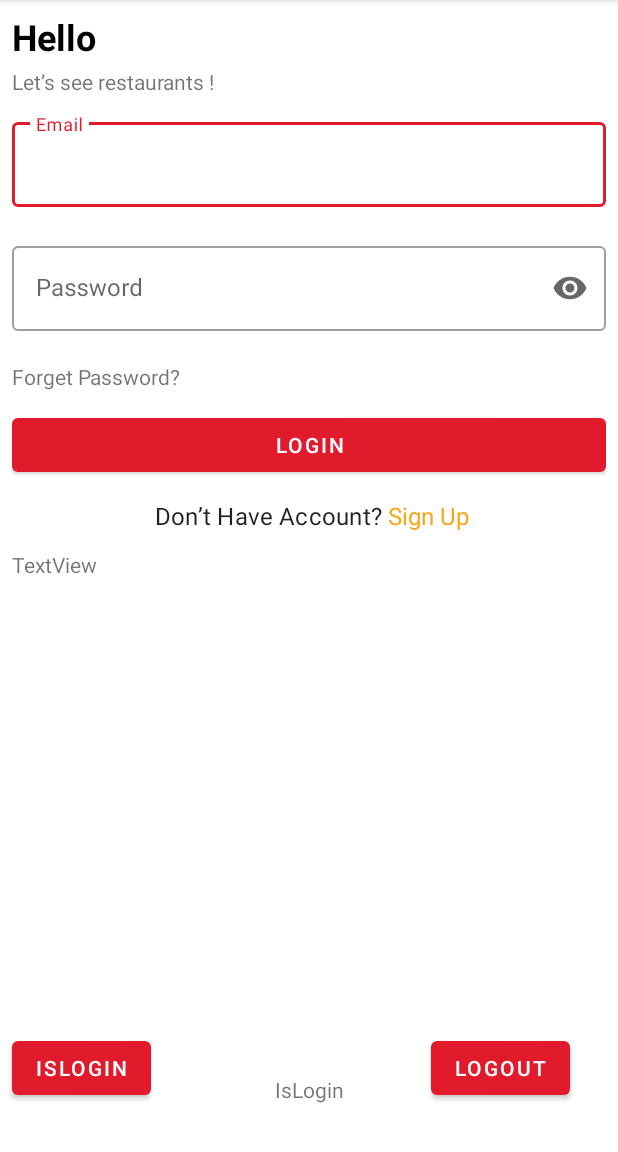
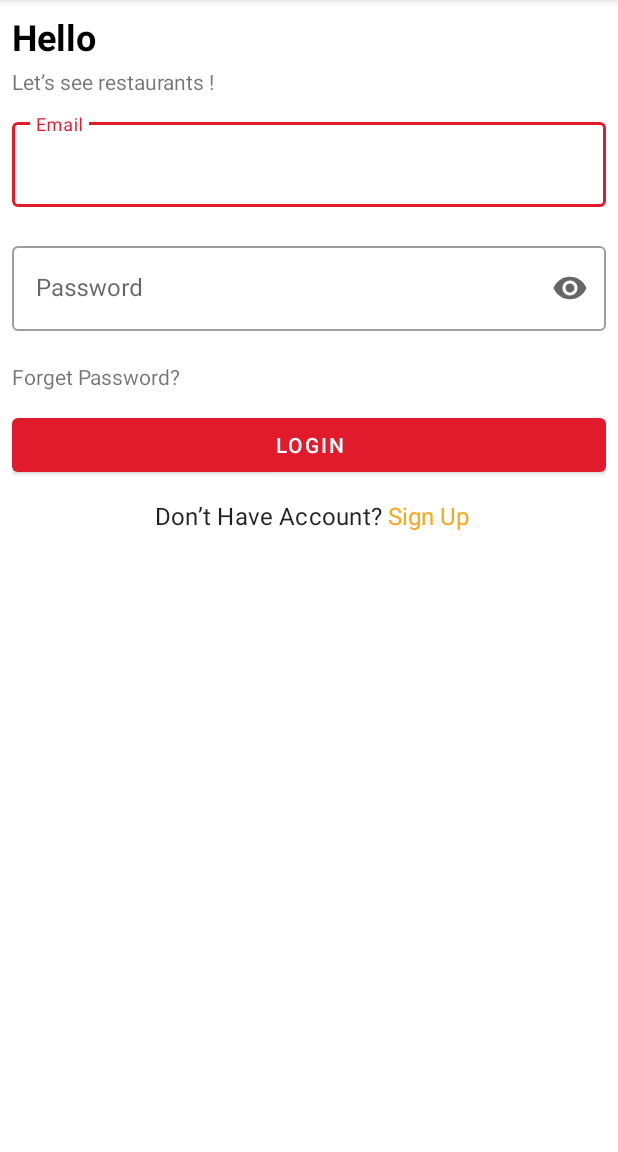
Before and after one commit to zaynob24/JahezFirstTask, an Android app: the screen it shows after launch (MainActivity), on a phone screen of 412 x 824 dp, the part 84-1236 px from its top. Run offline under Robolectric (Android 15) with nearby library versions, the phone set to English and light mode, and no system bars; our stand-ins replace Dagger/Hilt's generated code, Firebase (no records; nobody signed in at launch, a user with empty details on screens opened directly), data binding.

Commit message:
add logout and change state flow to shared flow. using shared flow to fix the bug came from (state flow). [state flow saved state of Success in login so nav after logout don't work correctly]

```diff
--- a/app/src/main/java/com/example/jahezfirsttask/data/repository/AuthRepositoryImpl.kt
+++ b/app/src/main/java/com/example/jahezfirsttask/data/repository/AuthRepositoryImpl.kt
@@ -20,8 +20,13 @@ class AuthRepositoryImpl @Inject constructor(
         return auth.createUserWithEmailAndPassword(email,password).await()
     }
 
+    // check if user already logged in (user login state)
     override fun isUserAuthenticatedInFirebase(): Boolean {
         return auth.currentUser != null
     }
 
+    // Sign out
+    override fun signOut() {
+        auth.signOut()
+    }
 }
--- a/app/src/main/java/com/example/jahezfirsttask/domain/repository/IAuthRepository.kt
+++ b/app/src/main/java/com/example/jahezfirsttask/domain/repository/IAuthRepository.kt
@@ -16,4 +16,7 @@ interface IAuthRepository {
 
     // check if user already logged in (user login state)
     fun isUserAuthenticatedInFirebase(): Boolean
+
+    // Sign out
+    fun signOut()
 }
--- a/app/src/main/java/com/example/jahezfirsttask/presentation/ui/login/LoginFragment.kt
+++ b/app/src/main/java/com/example/jahezfirsttask/presentation/ui/login/LoginFragment.kt
@@ -61,27 +61,6 @@ class LoginFragment : Fragment() {
              findNavController().navigate(R.id.action_loginFragment_to_restaurantListFragment)
          }
 
-        //-----------------CHECK LOGIN----------------------------//
-
-        //TODO : erase it
-        binding.isloginbutton.setOnClickListener {
-            FirebaseAuth.getInstance().currentUser?.let {
-                // user logged in!
-                binding.isLoginTv.text = FirebaseAuth.getInstance().currentUser?.email.toString()
-
-            }?:run {
-                // user are not logged in
-                binding.isLoginTv.text = "logout"
-            }
-        }
-                        //-----------------LOGOUT----------------------------//
-        //TODO : erase it
-        //LogOut
-        binding.logoutButton.setOnClickListener {
-            FirebaseAuth.getInstance().signOut()
-            binding.isLoginTv.text = "logout"
-        }
-        ////////////////////////////////////////////////////////////////////////////////////////////////////////////////////
 
         //------------------------------------------------login------------------------------------------------------------//
 
@@ -99,11 +78,10 @@ class LoginFragment : Fragment() {
             }
         }
 
-
-        //Login stateFlow
+        //Login sharedFlow
         viewLifecycleOwner.lifecycleScope.launch {
             viewLifecycleOwner.repeatOnLifecycle(Lifecycle.State.STARTED) {
-                loginViewModel.stateFlow.collectLatest { loginState ->
+                loginViewModel.sharedFlow.collectLatest { loginState ->
 
                      when{
 
--- a/app/src/main/java/com/example/jahezfirsttask/presentation/ui/login/LoginViewModel.kt
+++ b/app/src/main/java/com/example/jahezfirsttask/presentation/ui/login/LoginViewModel.kt
@@ -5,34 +5,36 @@ import androidx.lifecycle.viewModelScope
 import com.example.jahezfirsttask.common.Resource
 import com.example.jahezfirsttask.domain.use_case.authentication.IsUserAuthenticatedUseCase
 import com.example.jahezfirsttask.domain.use_case.authentication.LoginUseCase
+import com.example.jahezfirsttask.domain.use_case.authentication.SignOutUseCase
 import com.example.jahezfirsttask.presentation.authentication.AuthenticationState
 import dagger.hilt.android.lifecycle.HiltViewModel
-import kotlinx.coroutines.flow.MutableStateFlow
-import kotlinx.coroutines.flow.asStateFlow
-import kotlinx.coroutines.flow.launchIn
-import kotlinx.coroutines.flow.onEach
+import kotlinx.coroutines.flow.*
 import okhttp3.Interceptor.Companion.invoke
 import javax.inject.Inject
 
 @HiltViewModel
 class LoginViewModel @Inject constructor(
     private val signeInUseCase: LoginUseCase,
-    private val isUserAuthenticatedUseCase: IsUserAuthenticatedUseCase
+    private val isUserAuthenticatedUseCase: IsUserAuthenticatedUseCase,
 
 ) : ViewModel() {
 
+
+    //------------------------------------------authentication----------------------------------------------------//
+
     //check user authentication (if user already logged in or not)
-
     fun isUserAuthenticated()= isUserAuthenticatedUseCase.invoke()
 
-     //----------------------------------------------------------------------------------------------//
+     //------------------------------------------FOR LOGIN----------------------------------------------------//
 
-    //state Flow
-    private val _stateFlow = MutableStateFlow(AuthenticationState())
-    val stateFlow = _stateFlow.asStateFlow()
+
+    //shared Flow
+    private val _sharedFlow = MutableSharedFlow<AuthenticationState>()
+    val sharedFlow = _sharedFlow.asSharedFlow()
+
 
     //Login
-     fun login(email: String, password: String) {
+    fun login(email: String, password: String) {
 
         signeInUseCase(email, password).onEach { result ->
 
@@ -40,18 +42,16 @@ class LoginViewModel @Inject constructor(
 
                 is Resource.Success -> {
 
-                    _stateFlow.value = AuthenticationState(isSuccess = true)
+                    _sharedFlow.emit(AuthenticationState(isSuccess = true))
                 }
 
                 is Resource.Error -> {
+                    _sharedFlow.emit( AuthenticationState(error = result.message ?: "An unaccepted error accrue"))
 
-                    _stateFlow.value =
-                        AuthenticationState(error = result.message ?: "An unaccepted error accrue")
                 }
 
                 is Resource.Loading -> {
-
-                    _stateFlow.value = AuthenticationState(isLoading = true)
+                    _sharedFlow.emit( AuthenticationState(isLoading = true))
 
                 }
             }
--- a/app/src/main/res/layout/fragment_login.xml
+++ b/app/src/main/res/layout/fragment_login.xml
@@ -118,24 +118,8 @@
 
             </LinearLayout>
 
-            <TextView
-                android:id="@+id/massageTv"
-                android:layout_width="wrap_content"
-                android:layout_height="wrap_content"
-                android:text="TextView" />
-
         </LinearLayout>
 
-
-        <TextView
-            android:id="@+id/isLoginTv"
-            android:layout_width="wrap_content"
-            android:layout_height="wrap_content"
-            android:layout_marginBottom="32dp"
-            android:text="IsLogin"
-            app:layout_constraintBottom_toBottomOf="parent"
-            app:layout_constraintEnd_toEndOf="parent"
-            app:layout_constraintStart_toStartOf="parent" />
 
         <ProgressBar
             android:id="@+id/progressBar"
@@ -148,25 +132,5 @@
             app:layout_constraintStart_toStartOf="parent"
             app:layout_constraintTop_toTopOf="parent" />
 
-        <Button
-            android:id="@+id/isloginbutton"
-            android:layout_width="wrap_content"
-            android:layout_height="wrap_content"
-            android:layout_marginStart="8dp"
-            android:layout_marginBottom="32dp"
-            android:text="isLogin"
-            app:layout_constraintBottom_toBottomOf="parent"
-            app:layout_constraintStart_toStartOf="parent" />
-
-        <Button
-            android:id="@+id/logoutButton"
-            android:layout_width="wrap_content"
-            android:layout_height="wrap_content"
-            android:layout_marginEnd="32dp"
-            android:layout_marginBottom="32dp"
-            android:text="Logout"
-            app:layout_constraintBottom_toBottomOf="parent"
-            app:layout_constraintEnd_toEndOf="parent" />
-
     </androidx.constraintlayout.widget.ConstraintLayout>
 </layout>
--- a/app/src/main/res/menu/options_menu.xml
+++ b/app/src/main/res/menu/options_menu.xml
@@ -10,4 +10,7 @@
     <item android:id="@+id/distance"
         android:title="@string/distance" />
 
+    <item android:id="@+id/signOut"
+        android:title="@string/signOut" />
+
 </menu>
--- a/app/src/main/res/navigation/nav_graph.xml
+++ b/app/src/main/res/navigation/nav_graph.xml
@@ -23,7 +23,13 @@
         android:id="@+id/restaurantListFragment"
         android:name="com.example.jahezfirsttask.presentation.ui.restaurant_list.RestaurantListFragment"
         android:label="fragment_restaurant_list"
-        tools:layout="@layout/fragment_restaurant_list" />
+        tools:layout="@layout/fragment_restaurant_list" >
+        <action
+            android:id="@+id/action_restaurantListFragment_to_loginFragment"
+            app:destination="@id/loginFragment"
+            app:popUpTo="@id/restaurantListFragment"
+            app:popUpToInclusive="true" />
+    </fragment>
     <fragment
         android:id="@+id/registerFragment"
         android:name="com.example.jahezfirsttask.presentation.ui.register.RegisterFragment"
--- a/app/src/main/res/values/strings.xml
+++ b/app/src/main/res/values/strings.xml
@@ -28,9 +28,11 @@
     <string name="password_not_match">Password doesn\'t match</string>
 
 
+    <!-- options menu -->
     <string name="offer">Offer</string>
     <string name="distance">Distance</string>
     <string name="show_all">All Restaurant</string>
+    <string name="signOut">signOut</string>
 
 
 </resources>
```
Also changed, not shown: app/src/main/java/com/example/jahezfirsttask/domain/use_case/authentication/SignOutUseCase.kt (added, +10 -0 lines), app/src/main/java/com/example/jahezfirsttask/presentation/restaurant_list/RestaurantListViewModel.kt (+11 -1 lines), app/src/main/java/com/example/jahezfirsttask/presentation/ui/restaurant_list/RestaurantListFragment.kt (+10 -0 lines).
